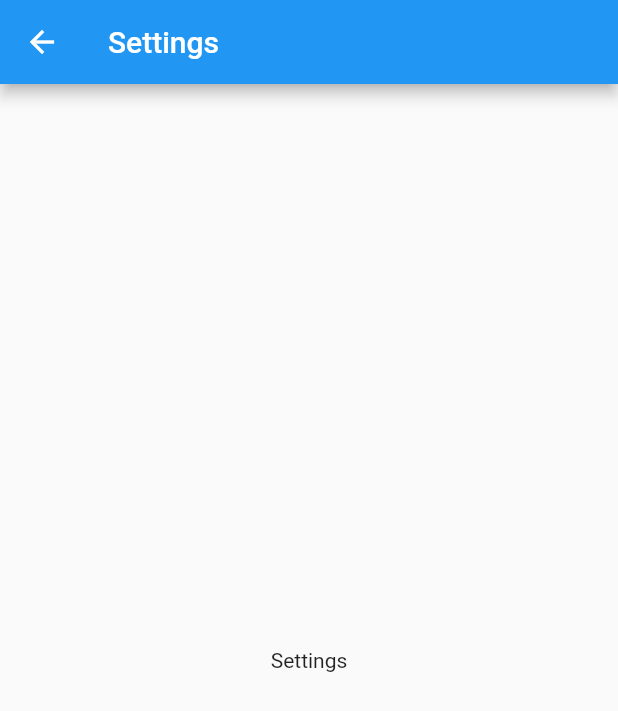
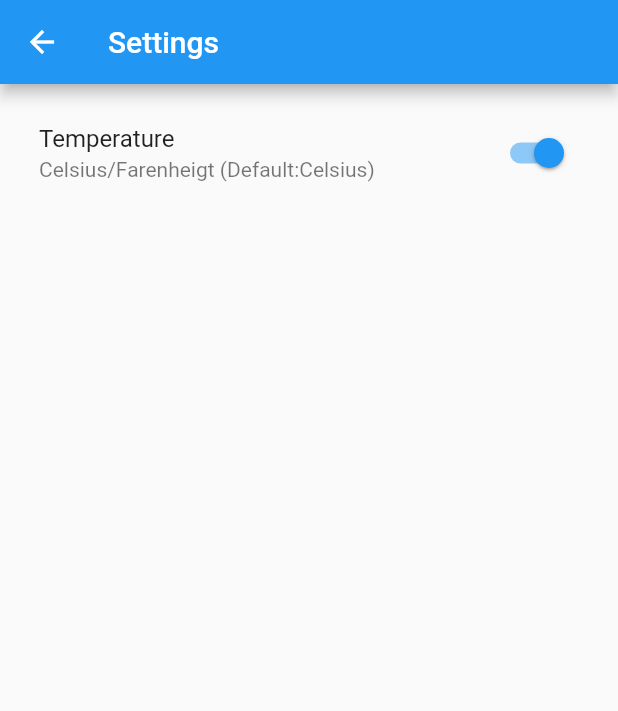
Before and after one commit to ialexies/open_weather, a Flutter app: the SettingsPage screen opened directly, on a phone screen of 412 x 824 dp. Shown: the top 711 px of the screen. Run offline on Flutter 3.47's test engine with Material 2 defaults, Android fonts, the phone set to English and light mode, and no system bars; our stand-ins replace bloc, equatable, flutter_bloc, flutter_dotenv.

Commit message:
Addedd Settings Feture

```diff
--- /dev/null
+++ b/lib/cubits/temp_settings/temp_settings_cubit.dart
@@ -0,0 +1,18 @@
+import 'package:bloc/bloc.dart';
+import 'package:equatable/equatable.dart';
+
+part 'temp_settings_state.dart';
+
+class TempSettingsCubit extends Cubit<TempSettingsState> {
+  TempSettingsCubit() : super(TempSettingsState.initial());
+
+  void toggleTempUnit() {
+    emit(
+      state.copyWith(
+          tempUnit: state.tempUnit == TempUnit.celsius
+              ? TempUnit.fahrenheit
+              : TempUnit.celsius),
+    );
+    print('tempUnit: $state');
+  }
+}
--- /dev/null
+++ b/lib/cubits/temp_settings/temp_settings_state.dart
@@ -0,0 +1,28 @@
+part of 'temp_settings_cubit.dart';
+
+enum TempUnit { celsius, fahrenheit }
+
+class TempSettingsState extends Equatable {
+  final TempUnit tempUnit;
+  TempSettingsState({
+    this.tempUnit = TempUnit.celsius,
+  });
+
+  factory TempSettingsState.initial() {
+    return TempSettingsState();
+  }
+
+  @override
+  List<Object> get props => [tempUnit];
+
+  @override
+  bool get stringify => true;
+
+  TempSettingsState copyWith({
+    TempUnit? tempUnit,
+  }) {
+    return TempSettingsState(
+      tempUnit: tempUnit ?? this.tempUnit,
+    );
+  }
+}
--- a/lib/main.dart
+++ b/lib/main.dart
@@ -1,6 +1,7 @@
 import 'package:flutter/material.dart';
 import 'package:flutter_bloc/flutter_bloc.dart';
 import 'package:flutter_dotenv/flutter_dotenv.dart';
+import 'package:open_weather_cubit/cubits/temp_settings/temp_settings_cubit.dart';
 import 'package:open_weather_cubit/cubits/weather/weather_cubit.dart';
 import 'package:open_weather_cubit/repositories/weather_repository.dart';
 import 'package:open_weather_cubit/services/weather_api_services.dart';
@@ -30,6 +31,10 @@ class MyApp extends StatelessWidget {
               weatherRerpository: context.read<WeatherRerpository>(),
             ),
           ),
+          BlocProvider<TempSettingsCubit>(
+            create: (context) => TempSettingsCubit(),
+            child: Container(),
+          )
         ],
         child: MaterialApp(
           title: 'Weather App',
--- a/lib/pages/settins_page.dart
+++ b/lib/pages/settins_page.dart
@@ -1,4 +1,6 @@
 import 'package:flutter/material.dart';
+import 'package:flutter_bloc/flutter_bloc.dart';
+import 'package:open_weather_cubit/cubits/temp_settings/temp_settings_cubit.dart';
 
 class SettingsPage extends StatefulWidget {
   const SettingsPage({Key? key}) : super(key: key);
@@ -14,8 +16,19 @@ class _SettingsPageState extends State<SettingsPage> {
       appBar: AppBar(
         title: Text('Settings'),
       ),
-      body: Center(
-        child: Text('Settings'),
+      body: Padding(
+        padding: const EdgeInsets.all(10),
+        child: ListTile(
+          title: const Text('Temperature'),
+          subtitle: const Text('Celsius/Farenheigt (Default:Celsius)'),
+          trailing: Switch(
+            value: context.watch<TempSettingsCubit>().state.tempUnit ==
+                TempUnit.celsius,
+            onChanged: (_) {
+              context.read<TempSettingsCubit>().toggleTempUnit();
+            },
+          ),
+        ),
       ),
     );
   }
--- a/pubspec.yaml
+++ b/pubspec.yaml
@@ -34,6 +34,7 @@ dependencies:
   flutter_bloc: 8.0.1
   flutter_dotenv: 5.0.2
   http: 0.13.4
+  intl: ^0.17.0
   recase: 4.0.0
 
 dev_dependencies:
```
Also changed, not shown: lib/pages/home_page.dart (+121 -14 lines), pubspec.lock.
